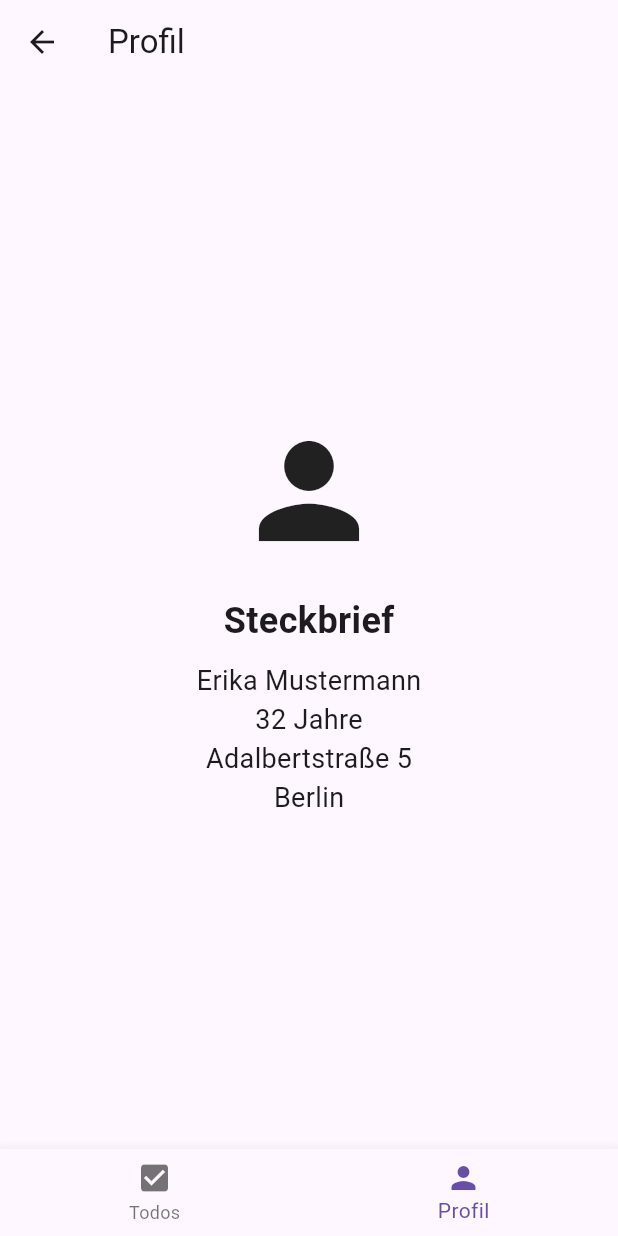
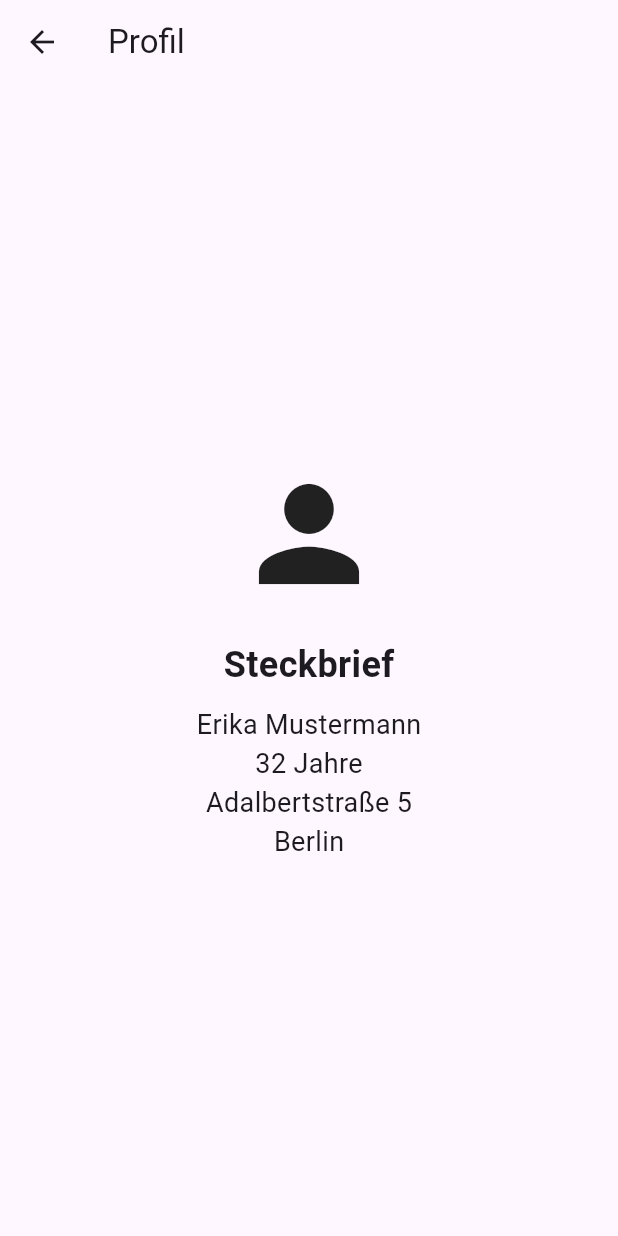
Before and after one commit to PartyPapi/sheet_4_6_3, a Flutter app: the ProfileScreen screen opened directly, on a phone screen of 412 x 824 dp. Run offline on Flutter 3.47's test engine with Material 3 defaults, Android fonts, the phone set to English and light mode, and no system bars.

Commit message:
A3 added

```diff
--- a/lib/src/feature/profile/presentation/profile_screen.dart
+++ b/lib/src/feature/profile/presentation/profile_screen.dart
@@ -1,4 +1,5 @@
 import 'package:flutter/material.dart';
+import 'user_info.dart';
 
 class ProfileScreen extends StatelessWidget {
   @override
@@ -11,25 +12,9 @@ class ProfileScreen extends StatelessWidget {
           children: [
             Icon(Icons.person, size: 100),
             SizedBox(height: 20),
-            Text('Steckbrief',
-                style: TextStyle(fontSize: 24, fontWeight: FontWeight.bold)),
-            SizedBox(height: 10),
-            Text('Erika Mustermann', style: TextStyle(fontSize: 18)),
-            Text('32 Jahre', style: TextStyle(fontSize: 18)),
-            Text('Adalbertstraße 5', style: TextStyle(fontSize: 18)),
-            Text('Berlin', style: TextStyle(fontSize: 18)),
+            UserInfo(),
           ],
         ),
-      ),
-      bottomNavigationBar: BottomNavigationBar(
-        items: [
-          BottomNavigationBarItem(icon: Icon(Icons.check_box), label: 'Todos'),
-          BottomNavigationBarItem(icon: Icon(Icons.person), label: 'Profil'),
-        ],
-        currentIndex: 1,
-        onTap: (index) {
-          // Navigation logic here
-        },
       ),
     );
   }
--- /dev/null
+++ b/lib/src/feature/profile/presentation/user_info.dart
@@ -0,0 +1,18 @@
+import 'package:flutter/material.dart';
+
+class UserInfo extends StatelessWidget {
+  @override
+  Widget build(BuildContext context) {
+    return Column(
+      children: [
+        Text('Steckbrief',
+            style: TextStyle(fontSize: 24, fontWeight: FontWeight.bold)),
+        SizedBox(height: 10),
+        Text('Erika Mustermann', style: TextStyle(fontSize: 18)),
+        Text('32 Jahre', style: TextStyle(fontSize: 18)),
+        Text('Adalbertstraße 5', style: TextStyle(fontSize: 18)),
+        Text('Berlin', style: TextStyle(fontSize: 18)),
+      ],
+    );
+  }
+}
--- a/lib/src/feature/todos/presentation/todo_screen.dart
+++ b/lib/src/feature/todos/presentation/todo_screen.dart
@@ -22,14 +22,6 @@ class TodosScreen extends StatelessWidget {
           ),
         ],
       ),
-      bottomNavigationBar: BottomNavigationBar(
-        items: [
-          BottomNavigationBarItem(icon: Icon(Icons.check_box), label: 'Todos'),
-          BottomNavigationBarItem(icon: Icon(Icons.person), label: 'Profil'),
-        ],
-        currentIndex: 0,
-        onTap: (index) {},
-      ),
     );
   }
 }
```
